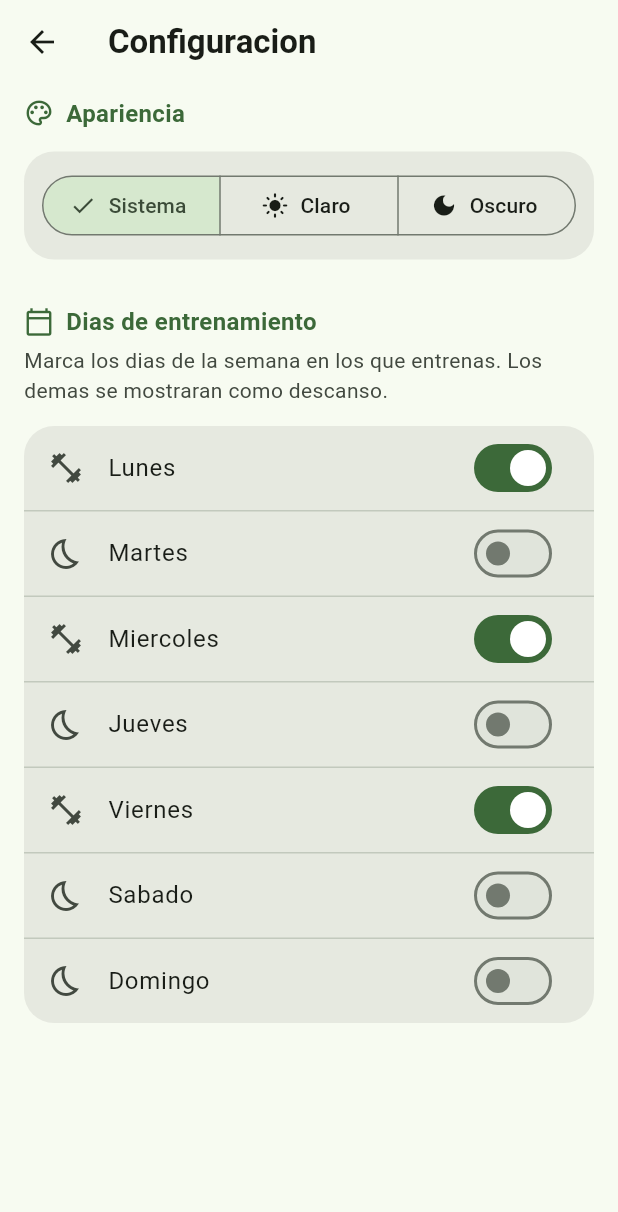
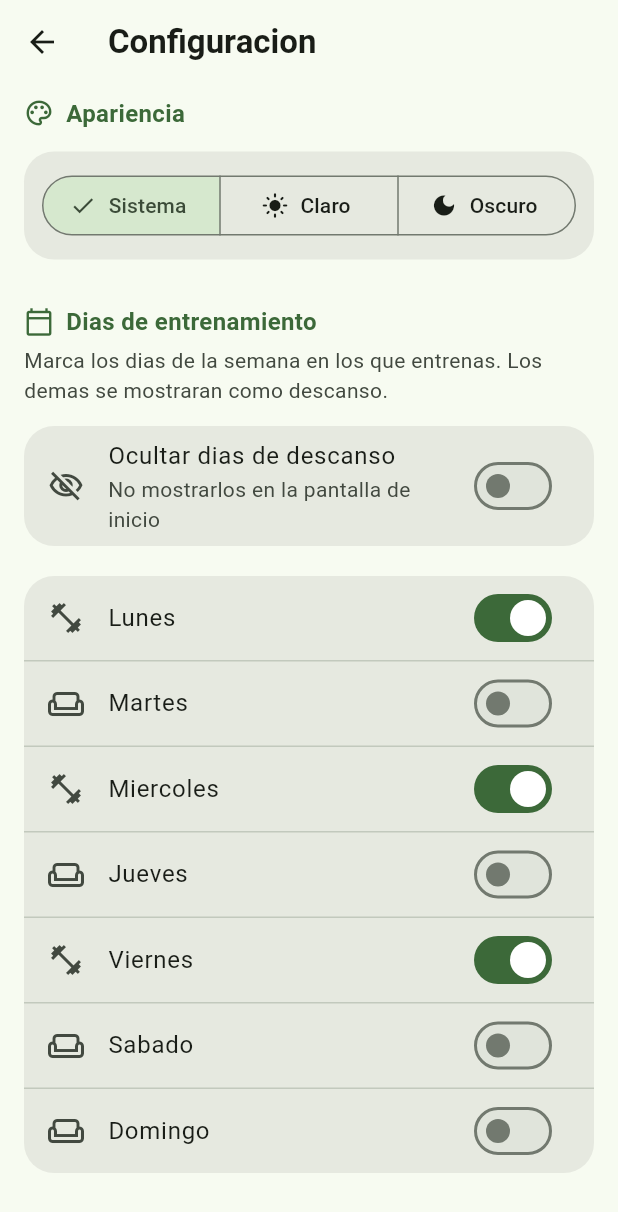
Before and after one commit to smlara/PlanEntrenamiento, a Flutter app: the screen it shows after launch, after a tap on the "settings" icon, on a phone screen of 412 x 824 dp. Shown: the top 1212 px of the screen. Run offline on Flutter 3.47's test engine with Material 3 defaults, Android fonts, the phone set to English and light mode, and no system bars; our stand-ins replace sqflite, sqflite_common_ffi, sqflite_common_ffi_web; accounts and stored records are empty.

Commit message:
Update GitHub Actions and enhance settings for hiding rest days
- Upgrade actions/checkout, actions/upload-pages-artifact, and actions/deploy-pages to their latest versions.
- Add a switch in the settings screen to toggle the visibility of rest days on the home screen.
- Implement logic in the home screen to conditionally display rest days based on user preference.

```diff
--- a/app/lib/screens/home_screen.dart
+++ b/app/lib/screens/home_screen.dart
@@ -4,6 +4,7 @@ import 'package:provider/provider.dart';
 
 import '../models.dart';
 import '../repository.dart';
+import '../settings_controller.dart';
 import 'day_screen.dart';
 import 'settings_screen.dart';
 
@@ -61,16 +62,22 @@ class _HomeScreenState extends State<HomeScreen> {
             debugPrintStack(stackTrace: snap.stackTrace);
             return Center(child: Text('Error: ${snap.error}'));
           }
-          final days = snap.data ?? [];
+          final allDays = snap.data ?? [];
           // weekday: 1=Lunes..7=Domingo  ->  position 0..6
           final todayPos = DateTime.now().weekday - 1;
+          final hideRest = context.watch<SettingsController>().hideRestDays;
+          final days =
+              hideRest ? allDays.where((d) => d.active).toList() : allDays;
           return ListView(
             padding: const EdgeInsets.all(12),
             children: [
               const _Header(),
               const SizedBox(height: 8),
-              for (final day in days)
-                _DayCard(day: day, isToday: day.position == todayPos),
+              if (days.isEmpty)
+                const _EmptyDays()
+              else
+                for (final day in days)
+                  _DayCard(day: day, isToday: day.position == todayPos),
             ],
           );
         },
@@ -129,6 +136,32 @@ class _Header extends StatelessWidget {
       s.isEmpty ? s : s[0].toUpperCase() + s.substring(1);
 }
 
+/// Estado vacio: cuando se ocultan los descansos y no hay dias de entrenamiento.
+class _EmptyDays extends StatelessWidget {
+  const _EmptyDays();
+
+  @override
+  Widget build(BuildContext context) {
+    final scheme = Theme.of(context).colorScheme;
+    return Padding(
+      padding: const EdgeInsets.symmetric(vertical: 48, horizontal: 24),
+      child: Column(
+        children: [
+          Icon(Icons.event_busy_outlined,
+              size: 48, color: scheme.onSurfaceVariant),
+          const SizedBox(height: 12),
+          Text(
+            'No hay dias de entrenamiento marcados.\n'
+            'Activalos en Configuracion.',
+            textAlign: TextAlign.center,
+            style: TextStyle(color: scheme.onSurfaceVariant),
+          ),
+        ],
+      ),
+    );
+  }
+}
+
 class _DayCard extends StatelessWidget {
   const _DayCard({required this.day, this.isToday = false});
   final WorkoutDay day;
@@ -158,7 +191,7 @@ class _DayCard extends StatelessWidget {
           foregroundColor: isToday
               ? scheme.onPrimary
               : (isRest ? scheme.onSurfaceVariant : scheme.onSecondaryContainer),
-          child: Icon(isRest ? Icons.bedtime_outlined : Icons.fitness_center),
+          child: Icon(isRest ? Icons.weekend_outlined : Icons.fitness_center),
         ),
         title: Text(
           day.name,
--- a/app/lib/screens/settings_screen.dart
+++ b/app/lib/screens/settings_screen.dart
@@ -61,6 +61,17 @@ class _SettingsScreenState extends State<SettingsScreen> {
               style: TextStyle(color: scheme.onSurfaceVariant),
             ),
             const SizedBox(height: 8),
+            Card(
+              child: SwitchListTile(
+                value: context.watch<SettingsController>().hideRestDays,
+                onChanged: (v) =>
+                    context.read<SettingsController>().setHideRestDays(v),
+                title: const Text('Ocultar dias de descanso'),
+                subtitle: const Text('No mostrarlos en la pantalla de inicio'),
+                secondary: const Icon(Icons.visibility_off_outlined),
+              ),
+            ),
+            const SizedBox(height: 8),
             FutureBuilder<List<WorkoutDay>>(
               future: _days,
               builder: (context, snap) {
@@ -83,7 +94,7 @@ class _SettingsScreenState extends State<SettingsScreen> {
                           secondary: Icon(
                             days[i].active
                                 ? Icons.fitness_center
-                                : Icons.bedtime_outlined,
+                                : Icons.weekend_outlined,
                           ),
                         ),
                       ],
--- a/app/lib/settings_controller.dart
+++ b/app/lib/settings_controller.dart
@@ -15,17 +15,24 @@ class SettingsController extends ChangeNotifier {
   final WorkoutRepository _repo;
 
   static const _kThemeMode = 'theme_mode';
+  static const _kHideRestDays = 'hide_rest_days';
 
   ThemeMode _themeMode = ThemeMode.system;
   ThemeMode get themeMode => _themeMode;
+
+  /// Si es true, los dias de descanso no se muestran en la pantalla de inicio.
+  bool _hideRestDays = false;
+  bool get hideRestDays => _hideRestDays;
 
   /// Carga las preferencias guardadas. Si falla (p.ej. BD aun no lista),
   /// mantiene los valores por defecto sin romper el arranque.
   Future<void> load() async {
     try {
       _themeMode = _parseMode(await _repo.getSetting(_kThemeMode));
+      _hideRestDays = await _repo.getSetting(_kHideRestDays) == 'true';
     } catch (_) {
       _themeMode = ThemeMode.system;
+      _hideRestDays = false;
     }
     notifyListeners();
   }
@@ -35,6 +42,13 @@ class SettingsController extends ChangeNotifier {
     _themeMode = mode;
     notifyListeners();
     await _repo.setSetting(_kThemeMode, _serializeMode(mode));
+  }
+
+  Future<void> setHideRestDays(bool value) async {
+    if (value == _hideRestDays) return;
+    _hideRestDays = value;
+    notifyListeners();
+    await _repo.setSetting(_kHideRestDays, value ? 'true' : 'false');
   }
 
   static ThemeMode _parseMode(String? v) {
```
Also changed, not shown: 1 other file.
